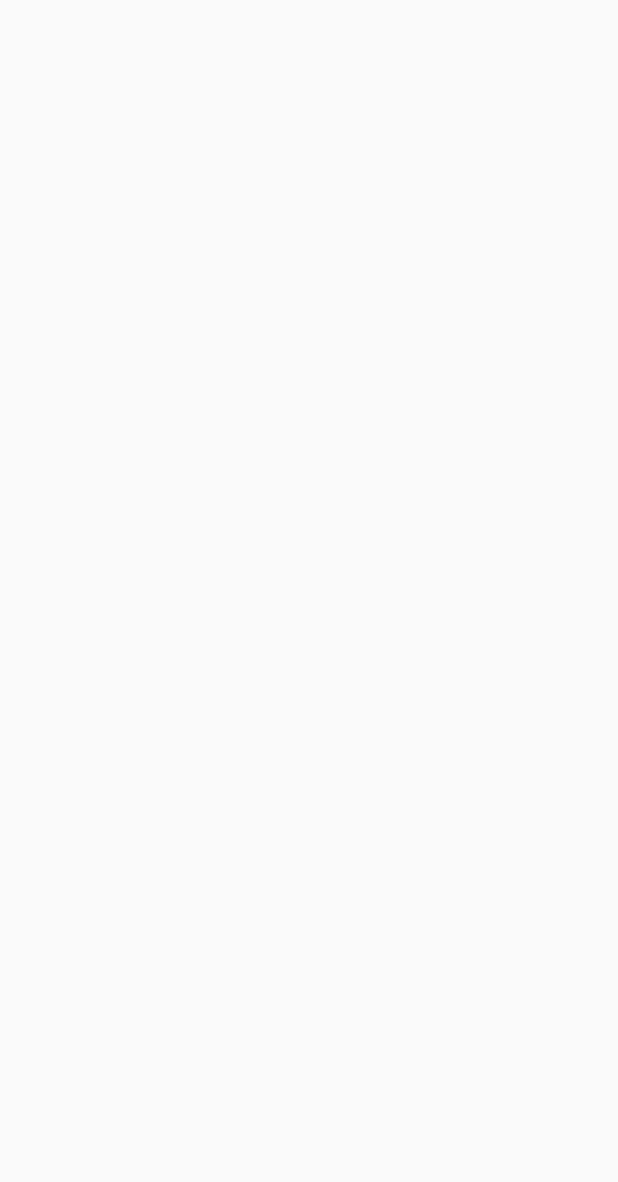
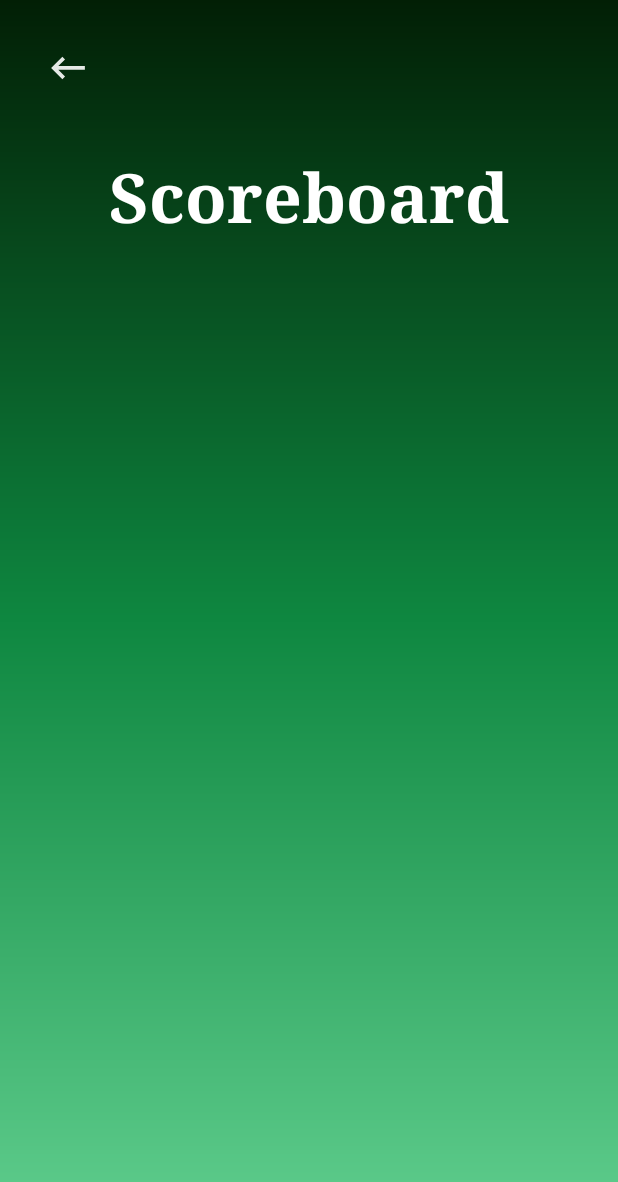
Before and after one commit to DenManokhin/CannonGame, an Android app: the ScoreActivity screen opened directly, with no data from a screen before it, on a phone screen of 412 x 824 dp. Before the commit the part shown is empty. Shown: the top 1182 px of the screen. Run offline under Robolectric (Android 15) with nearby library versions, the phone set to English and light mode, and no system bars.

Commit message:
Designed scoreboard page and added slight fixes

```diff
--- a/CannonGame/app/src/main/java/ua/edu/lnu/cannongame/GameData.kt
+++ b/CannonGame/app/src/main/java/ua/edu/lnu/cannongame/GameData.kt
@@ -9,6 +9,9 @@ import android.util.Log
 class GameData(private val gameSurface: GameSurface) {
     // 10 seconds
     private var timeLeft = 10000L
+
+    var resultMessage: String = "lose"
+        get() = field
 
     var totalTime = 0L
         get() = field
--- a/CannonGame/app/src/main/java/ua/edu/lnu/cannongame/GameOverDialog.kt
+++ b/CannonGame/app/src/main/java/ua/edu/lnu/cannongame/GameOverDialog.kt
@@ -29,9 +29,11 @@ class GameOverDialog : DialogFragment() {
         val v: View = inflater.inflate(R.layout.game_over_dialog, container, false)
         val tv: View = v.findViewById(R.id.game_over_text)
         val currentTime = (activity as GameActivity).getCurrentTime()
+        val resultMessage = (activity as GameActivity).getResultMessage()
+
         if (currentTime != -1L){
             (tv as TextView).text =
-                        "Game is over\n" +
+                        "You " + resultMessage + "!!!\n" +
                         "Total time: ${currentTime/1000f} seconds\n" +
                         "Please input your nickname"
         }
--- a/CannonGame/app/src/main/res/layout/scoreboard_activity.xml
+++ b/CannonGame/app/src/main/res/layout/scoreboard_activity.xml
@@ -1,8 +1,42 @@
 <?xml version="1.0" encoding="utf-8"?>
-<LinearLayout xmlns:android="http://schemas.android.com/apk/res/android"
-    android:id="@+id/scoreLayout"
+<RelativeLayout xmlns:android="http://schemas.android.com/apk/res/android"
+    android:id="@+id/scorePageLayout"
     android:layout_width="match_parent"
     android:layout_height="match_parent"
-    android:orientation="vertical" >
+    android:orientation="vertical"
+    android:background="@drawable/gradient">
 
-</LinearLayout>
+    <ImageButton
+        android:id="@+id/backButton"
+        android:layout_width="50dp"
+        android:layout_height="50dp"
+        android:layout_alignParentStart="true"
+        android:layout_alignParentTop="true"
+        android:layout_marginStart="20dp"
+        android:layout_marginTop="20dp"
+        android:backgroundTint="#00000000"
+        android:contentDescription="@string/icon_back"
+        android:src="@drawable/ic_back" />
+
+    <TextView
+        android:id="@+id/headingScore"
+        android:layout_below="@id/backButton"
+        android:layout_width="wrap_content"
+        android:layout_height="wrap_content"
+        android:layout_marginVertical="30dp"
+        android:layout_centerHorizontal="true"
+        android:fontFamily="serif"
+        android:text="@string/scoreboard"
+        android:textAlignment="center"
+        android:textColor="#FFFFFF"
+        android:textSize="45sp"
+        android:textStyle="bold" />
+
+    <LinearLayout
+        android:id="@+id/scoreLayout"
+        android:layout_width="match_parent"
+        android:layout_height="match_parent"
+        android:layout_below="@id/headingScore"
+        android:orientation="vertical"/>
+
+</RelativeLayout>
--- a/CannonGame/build.gradle
+++ b/CannonGame/build.gradle
@@ -5,7 +5,7 @@ buildscript {
     repositories {
         google()
         jcenter()
-
+        mavenCentral()
     }
     dependencies {
         classpath 'com.android.tools.build:gradle:3.6.3'
@@ -20,7 +20,7 @@ allprojects {
     repositories {
         google()
         jcenter()
-
+        mavenCentral()
     }
 }
 
```
Also changed, not shown: CannonGame/app/src/main/java/ua/edu/lnu/cannongame/GameActivity.kt (+13 -1 lines), CannonGame/app/src/main/java/ua/edu/lnu/cannongame/GameSurface.kt (+7 -1 lines), CannonGame/app/src/main/java/ua/edu/lnu/cannongame/ScoreActivity.kt (+8 -2 lines).
